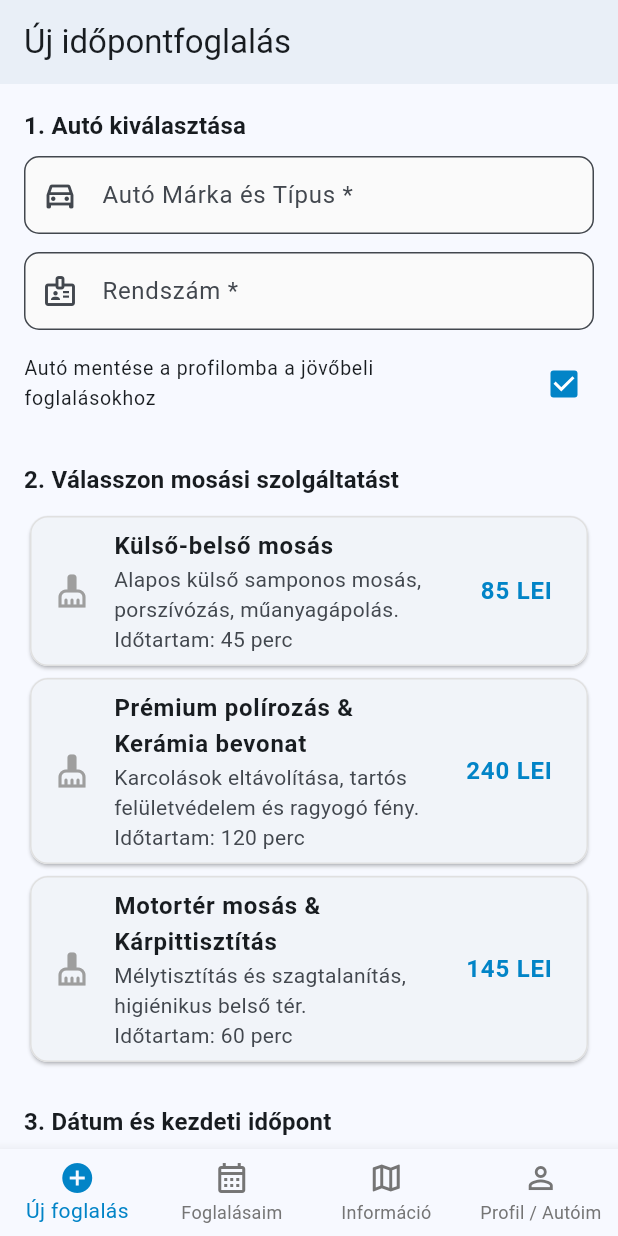
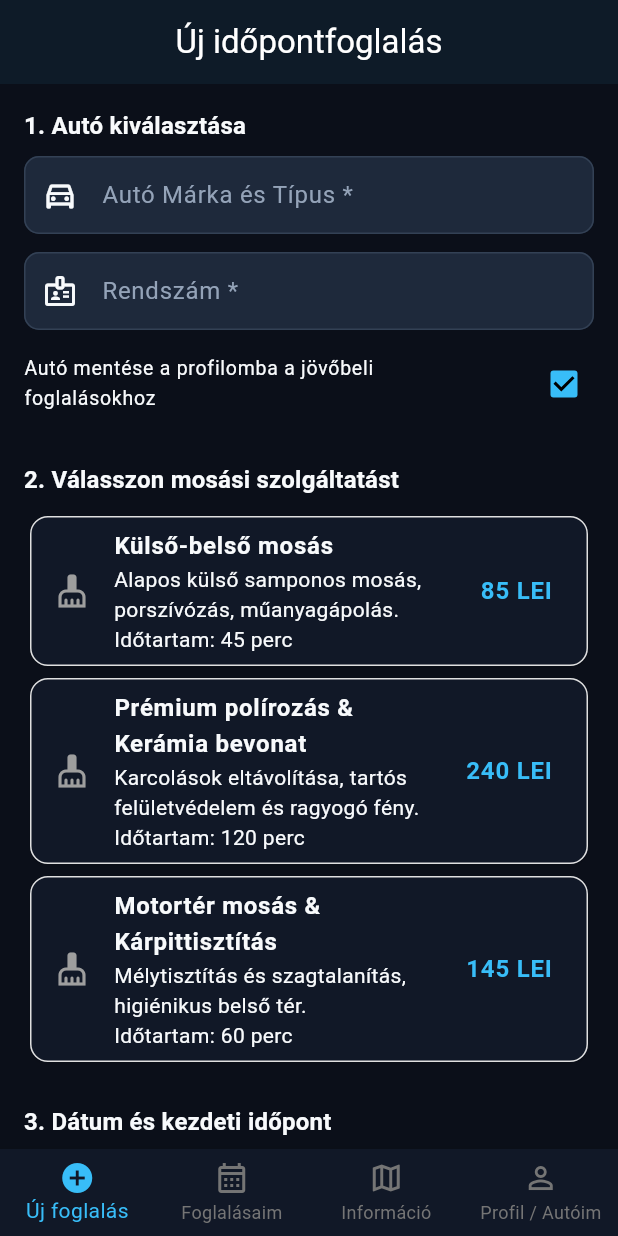
Before and after one commit to InczeHuni/Spotless-Allamvizsga, a Flutter app: the screen it shows once a user with an empty profile is signed in, on a phone screen of 412 x 824 dp. Run offline on Flutter 3.47's test engine with Material 3 defaults, Android fonts, the phone set to English and light mode, and no system bars; our stand-ins replace cloud_firestore, firebase_auth, firebase_core, flutter_map, geolocator, latlong2; accounts and stored records are empty.

Commit message:
design changes

```diff
--- a/lib/main.dart
+++ b/lib/main.dart
@@ -23,30 +23,65 @@ class SpotlessApp extends StatelessWidget {
   @override
   Widget build(BuildContext context) {
     return MaterialApp(
-      title: 'Spotless - Autómosó Időpontfoglaló',
+      title: 'Spotless - Autómosó Időpontfoglalás',
       debugShowCheckedModeBanner: false,
       theme: ThemeData(
         useMaterial3: true,
-        colorScheme: ColorScheme.fromSeed(
-          seedColor: const Color(0xFF0284C7),
-          primary: const Color(0xFF0284C7),
+        brightness: Brightness.dark,
+        scaffoldBackgroundColor: const Color(0xFF0B0F19),
+        colorScheme: ColorScheme.dark(
+          primary: const Color(0xFF38BDF8),
+          secondary: const Color(0xFF0284C7),
+          surface: const Color(0xFF111827),
+          primaryContainer: const Color(0xFF0369A1),
+          onSurface: const Color(0xFFF8FAFC),
+        ),
+        cardTheme: CardThemeData(
+          color: const Color(0xFF111827),
+          elevation: 3,
+          shadowColor: Colors.black.withAlpha(100),
+          shape: RoundedRectangleBorder(borderRadius: BorderRadius.circular(14)),
+        ),
+        appBarTheme: const AppBarTheme(
+          backgroundColor: Color(0xFF0B0F19),
+          foregroundColor: Colors.white,
+          elevation: 0,
+          centerTitle: true,
         ),
         inputDecorationTheme: InputDecorationTheme(
           filled: true,
-          fillColor: Colors.grey[50],
+          fillColor: const Color(0xFF1E293B),
           border: OutlineInputBorder(
             borderRadius: BorderRadius.circular(10.0),
+            borderSide: BorderSide.none,
+          ),
+          enabledBorder: OutlineInputBorder(
+            borderRadius: BorderRadius.circular(10.0),
+            borderSide: const BorderSide(color: Color(0xFF334155)),
+          ),
+          focusedBorder: OutlineInputBorder(
+            borderRadius: BorderRadius.circular(10.0),
+            borderSide: const BorderSide(color: Color(0xFF38BDF8), width: 2),
           ),
           contentPadding: const EdgeInsets.symmetric(horizontal: 16, vertical: 14),
+          labelStyle: const TextStyle(color: Color(0xFF94A3B8)),
+          hintStyle: const TextStyle(color: Color(0xFF64748B)),
         ),
         elevatedButtonTheme: ElevatedButtonThemeData(
           style: ElevatedButton.styleFrom(
-            backgroundColor: const Color(0xFF0284C7),
-            foregroundColor: Colors.white,
+            backgroundColor: const Color(0xFF38BDF8),
+            foregroundColor: const Color(0xFF0B0F19),
             shape: RoundedRectangleBorder(
               borderRadius: BorderRadius.circular(10.0),
             ),
+            padding: const EdgeInsets.symmetric(horizontal: 16, vertical: 14),
+            textStyle: const TextStyle(fontWeight: FontWeight.bold, fontSize: 16),
           ),
+        ),
+        bottomNavigationBarTheme: const BottomNavigationBarThemeData(
+          backgroundColor: Color(0xFF111827),
+          selectedItemColor: Color(0xFF38BDF8),
+          unselectedItemColor: Color(0xFF94A3B8),
         ),
       ),
       home: const AuthWrapper(),
@@ -68,7 +103,6 @@ class AuthWrapper extends StatelessWidget {
     return StreamBuilder<User?>(
       stream: authService.authStateChanges,
       builder: (context, authSnapshot) {
-        // Betöltés állapota
         if (authSnapshot.connectionState == ConnectionState.waiting) {
           return const Scaffold(
             body: Center(child: CircularProgressIndicator()),
@@ -77,12 +111,11 @@ class AuthWrapper extends StatelessWidget {
 
         final firebaseUser = authSnapshot.data;
 
-        // Ha nincs bejelentkezve senki -> LoginScreen
+
         if (firebaseUser == null) {
           return const LoginScreen();
         }
 
-        // Ha be van jelentkezve -> Firestore szerepkör (`role`) lekérése StreamBuilder-rel
         return StreamBuilder<UserModel?>(
           stream: authService.getUserStream(firebaseUser.uid),
           builder: (context, userSnapshot) {
@@ -94,7 +127,6 @@ class AuthWrapper extends StatelessWidget {
 
             final userModel = userSnapshot.data;
 
-            // Ha valamiért még nem létezik a Firestore dokumentum, mutassunk töltést
             if (userModel == null) {
               return const Scaffold(
                 body: Center(
@@ -110,7 +142,7 @@ class AuthWrapper extends StatelessWidget {
               );
             }
 
-            // Szerepkör-alapú navigáció: Admin vs Client
+
             if (userModel.isAdmin) {
               return AdminHomeScreen(user: userModel);
             } else {
```
